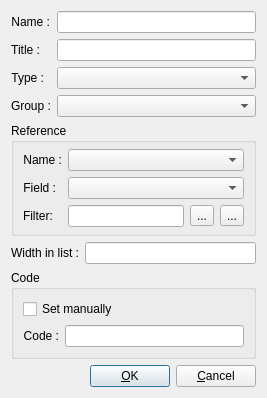
Qt form ddocclient/kksgui/ui/kksattr_editor.ui (YuriyRusinov/reper) before a commit.
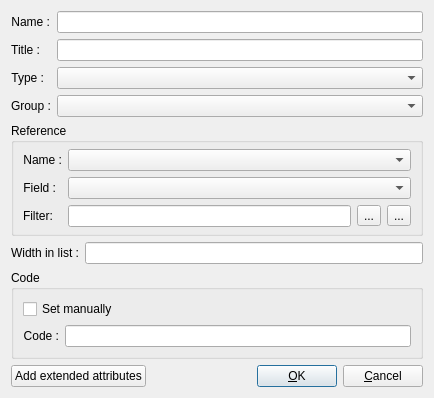
The same form after that commit.

Patch:
```diff
--- a/ddocclient/kksgui/ui/kksattr_editor.ui
+++ b/ddocclient/kksgui/ui/kksattr_editor.ui
@@ -6,8 +6,8 @@
    <rect>
     <x>0</x>
     <y>0</y>
-    <width>267</width>
-    <height>377</height>
+    <width>434</width>
+    <height>367</height>
    </rect>
   </property>
   <property name="windowTitle">
@@ -257,6 +257,13 @@
    </item>
    <item row="8" column="0" colspan="3">
     <layout class="QHBoxLayout">
+     <item>
+      <widget class="QPushButton" name="pbAddAttrs">
+       <property name="text">
+        <string>Add extended attributes</string>
+       </property>
+      </widget>
+     </item>
      <item>
       <spacer>
        <property name="orientation">
@@ -275,6 +282,9 @@
        <property name="text">
         <string>&amp;OK</string>
        </property>
+       <property name="default">
+        <bool>true</bool>
+       </property>
       </widget>
      </item>
      <item>
```
